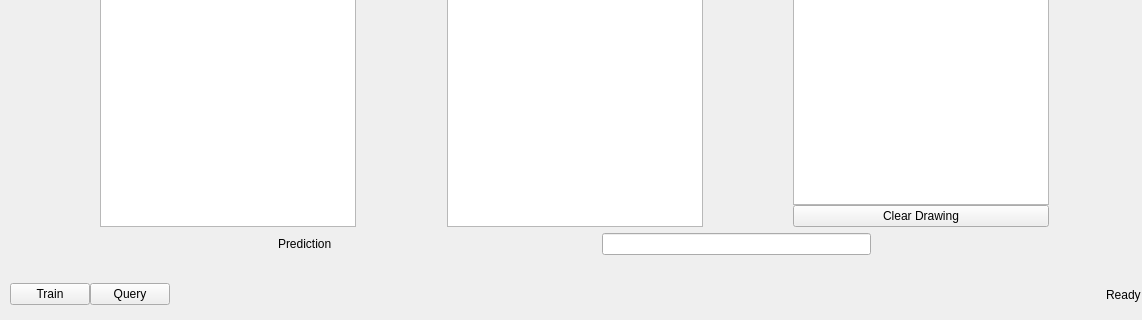
Above: src/mainwindow.ui from isaac76/nermal before the change; both pictures show x 0 to 1142 and y 305 to 625 of the 1142 by 625 pixel window. Below: the same form after it.
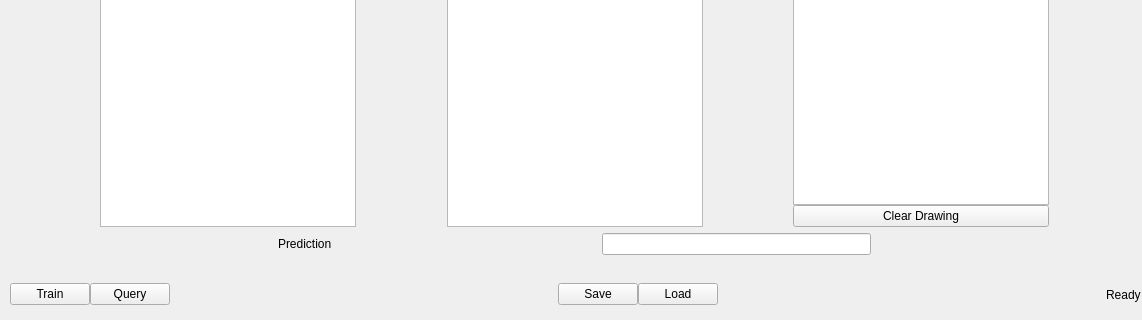
That is the form after the change.

Commit message: Add options for saving and loading training data

```diff
--- a/src/mainwindow.ui
+++ b/src/mainwindow.ui
@@ -70,6 +70,33 @@
          </property>
         </widget>
        </item>
+       <item>
+        <spacer name="horizontalSpacer_9">
+         <property name="orientation">
+          <enum>Qt::Horizontal</enum>
+         </property>
+         <property name="sizeHint" stdset="0">
+          <size>
+           <width>40</width>
+           <height>20</height>
+          </size>
+         </property>
+        </spacer>
+       </item>
+       <item>
+        <widget class="QPushButton" name="saveTraining">
+         <property name="text">
+          <string>Save</string>
+         </property>
+        </widget>
+       </item>
+       <item>
+        <widget class="QPushButton" name="loadTraining">
+         <property name="text">
+          <string>Load</string>
+         </property>
+        </widget>
+       </item>
        <item>
         <spacer name="horizontalSpacer">
          <property name="orientation">
```
The commit also changes 4 other files.
